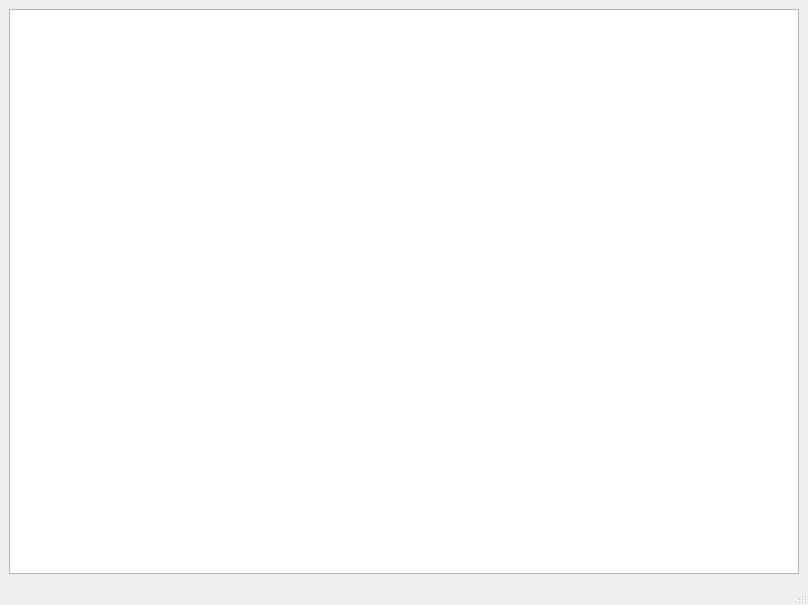
First picture: the form in mainwindow.ui, repository cabb1808/juego2, before the edit.
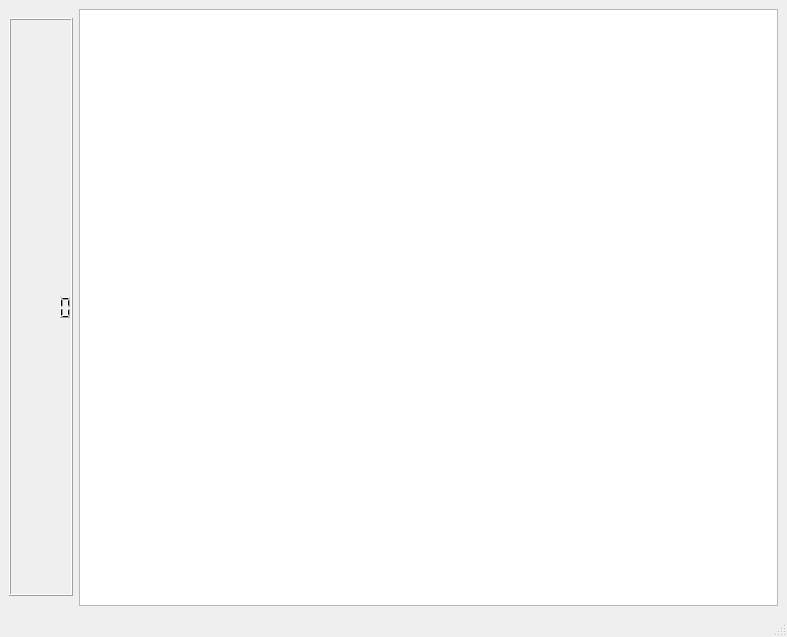
Second picture: the form after the edit.

What changed in the file:
```diff
--- a/mainwindow.ui
+++ b/mainwindow.ui
@@ -6,15 +6,31 @@
    <rect>
     <x>0</x>
     <y>0</y>
-    <width>808</width>
-    <height>605</height>
+    <width>787</width>
+    <height>637</height>
    </rect>
   </property>
   <property name="windowTitle">
    <string>MainWindow</string>
   </property>
   <widget class="QWidget" name="centralwidget">
-   <layout class="QVBoxLayout" name="verticalLayout">
+   <layout class="QHBoxLayout" name="horizontalLayout">
+    <item>
+     <widget class="QLCDNumber" name="lcdNumber">
+      <property name="minimumSize">
+       <size>
+        <width>64</width>
+        <height>578</height>
+       </size>
+      </property>
+      <property name="maximumSize">
+       <size>
+        <width>64</width>
+        <height>578</height>
+       </size>
+      </property>
+     </widget>
+    </item>
     <item>
      <widget class="QGraphicsView" name="graphicsView"/>
     </item>
```
Left out of the diff: 2 changed lines with no effect on the pictures.
